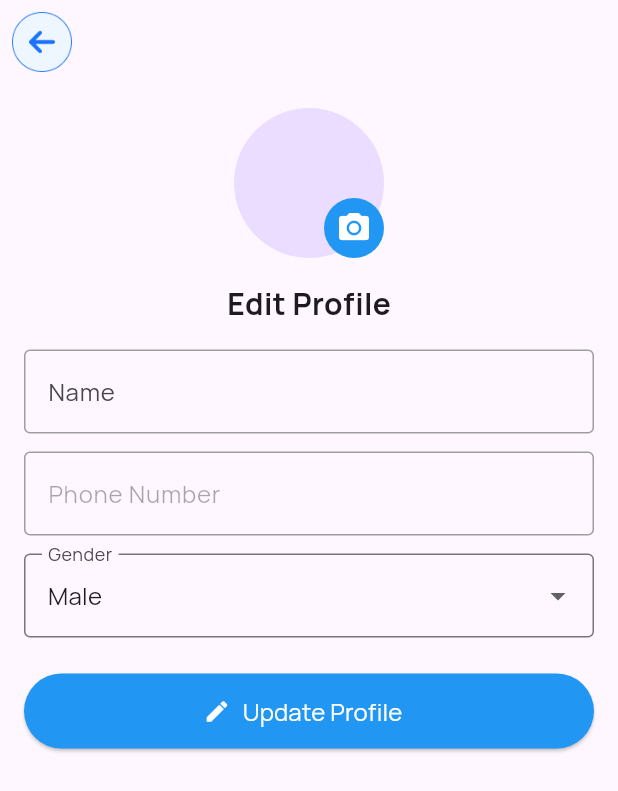
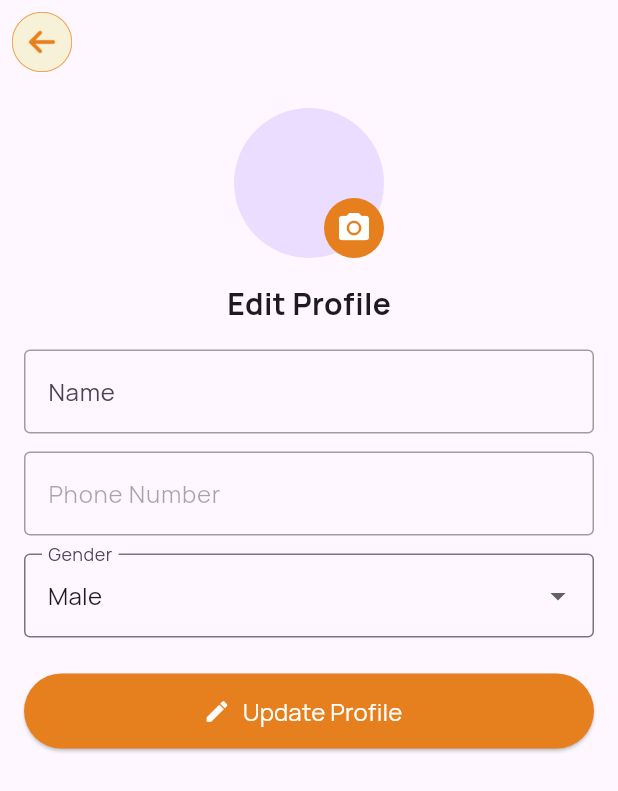
Before and after one commit to RichlabzItSolutions/grabandgo, a Flutter app: the EditProfileScreen screen opened by its route, on a phone screen of 412 x 824 dp. Shown: the top 791 px of the screen. Run offline on Flutter 3.47's test engine with Material 3 defaults, Android fonts, the light colour scheme and no system bars; our stand-ins replace dio, permission_handler, shared_preferences; accounts and stored records are empty; network calls fail.

Commit message:
packagename changed

```diff
--- a/lib/common/Utils/app_colors.dart
+++ b/lib/common/Utils/app_colors.dart
@@ -1,7 +1,7 @@
 import 'package:flutter/material.dart';
 
 class AppColors {
-  static const Color primaryColor = Color(0xFF1A73FC);
+  static const Color primaryColor = Color(0xFFE6801F);
   static const Color secondaryColor = Color(0xFFEEF7FF);
   static const Color backgroundColor = Color(0xFFF6F6F6);
 
--- a/lib/common/Utils/app_strings.dart
+++ b/lib/common/Utils/app_strings.dart
@@ -1,6 +1,6 @@
 class AppStrings {
   // General
-  static const String appName = "E-com Zenx";
+  static const String appName = "Grab & Go";//
   static const String loading = "Loading...";
   static const String noInternet = "No internet connection. Please try again.";
 
--- a/lib/common/constants/constans.dart
+++ b/lib/common/constants/constans.dart
@@ -1,6 +1,6 @@
 class AppConstants {
   // Define the base URL here
-  static const String baseUrl = "https://richlabzit.com/ecom/api/";
+  static const String baseUrl ="https://slifax.com/ecom_zenx/grabandgo/api/";
 
   // Function to capitalize the first letter of a string and keep the rest lowercase
   static String capitalizeFirstLetter(String text) {
--- a/lib/features/view/HomeDashboard.dart
+++ b/lib/features/view/HomeDashboard.dart
@@ -442,11 +442,11 @@ class _HeaderSectionState extends State<HeaderSection> {
             mainAxisAlignment: MainAxisAlignment.spaceBetween,
             children: [
               Text(
-                'Shop Name',
+                AppStrings.appName,
                 style: TextStyle(
                   fontSize: 24,
                   fontWeight: FontWeight.bold,
-                  color: Colors.black,
+                  color: AppColors.primaryColor,
                 ),
               ),
         locationViewModel.locations.isNotEmpty
--- a/lib/features/view/ProductScreen.dart
+++ b/lib/features/view/ProductScreen.dart
@@ -43,8 +43,8 @@ class ProductCard extends StatelessWidget {
                     ? Image.network(
                         category
                             .appIcon, // Dynamically display the category icon
-                        width: 67,
-                        height: 67,
+                        width: 200,
+                        height: 100,
                         fit: BoxFit.cover,
                         errorBuilder: (context, error, stackTrace) {
                           return const Icon(
--- a/lib/features/view/VerifyOtpScreen.dart
+++ b/lib/features/view/VerifyOtpScreen.dart
@@ -90,12 +90,14 @@ class VerifyOtpScreen extends StatelessWidget {
                                 // fillColor: AppColors.backgroundColor, // Optional: Uncomment to add background color
                               ),
                               onChanged: (value) {
+                                if (!context.mounted) return;
                                 if (value.isNotEmpty && index < 3) {
                                   FocusScope.of(context).nextFocus();
                                 } else if (value.isEmpty && index > 0) {
                                   FocusScope.of(context).previousFocus();
                                 }
                               },
+
                             ),
                           ),
                         ),
@@ -148,6 +150,8 @@ class VerifyOtpScreen extends StatelessWidget {
                         child: ElevatedButton(
                           onPressed: () async {
                             await viewModel.verifyOtp(context);
+                            if (!context.mounted)
+                              return; // Check if the widget is still in the tree/**/
                             if (viewModel.isOtpVerified) {
                               Navigator.pushReplacementNamed(
                                   context, AppRoutes.HOME);
--- a/lib/features/view/widgets/edit_profile_screen.dart
+++ b/lib/features/view/widgets/edit_profile_screen.dart
@@ -1,4 +1,5 @@
 import 'package:flutter/material.dart';
+import 'package:hygi_health/common/Utils/app_colors.dart';
 import 'package:provider/provider.dart';
 import '../../../viewmodel/profile_view_model.dart';
 
@@ -65,7 +66,7 @@ class _EditProfileScreenState extends State<EditProfileScreen> {
                           // await viewModel.pickProfileImage();
                         },
                         child: CircleAvatar(
-                          backgroundColor: Colors.blue,
+                          backgroundColor:AppColors.primaryColor,
                           child: Icon(Icons.camera_alt, color: Colors.white),
                         ),
                       ),
@@ -126,8 +127,8 @@ class _EditProfileScreenState extends State<EditProfileScreen> {
                           TextStyle(fontSize: 16, fontWeight: FontWeight.w500),
                     ),
                     style: ElevatedButton.styleFrom(
-                      backgroundColor: Colors.blue,
-                      foregroundColor: Colors.white,
+                      backgroundColor: AppColors.primaryColor,
+                      foregroundColor:Colors.white,
                       minimumSize: const Size(double.infinity, 50),
                     ),
                   ),
--- a/lib/features/view/widgets/orderscreen.dart
+++ b/lib/features/view/widgets/orderscreen.dart
@@ -88,7 +88,7 @@ class _OrderTabsViewState extends State<OrderTabsView>
                 },
                 labelColor: AppColors.primaryColor,
                 unselectedLabelColor: Colors.grey,
-                indicatorColor: const Color(0xFF1A73FC),
+                indicatorColor:  AppColors.primaryColor,
                 indicatorWeight: 3,
                 tabs: const [
                   Tab(text: 'Active'),
```
Also changed, not shown: lib/features/view/widgets/slob_screen..dart (+17 -13 lines), lib/viewmodel/verify_otp_view_model.dart (+5 -5 lines), assets/backarrow.png, assets/banner.png, assets/logo.png, assets/splash.png, 7 other files.
